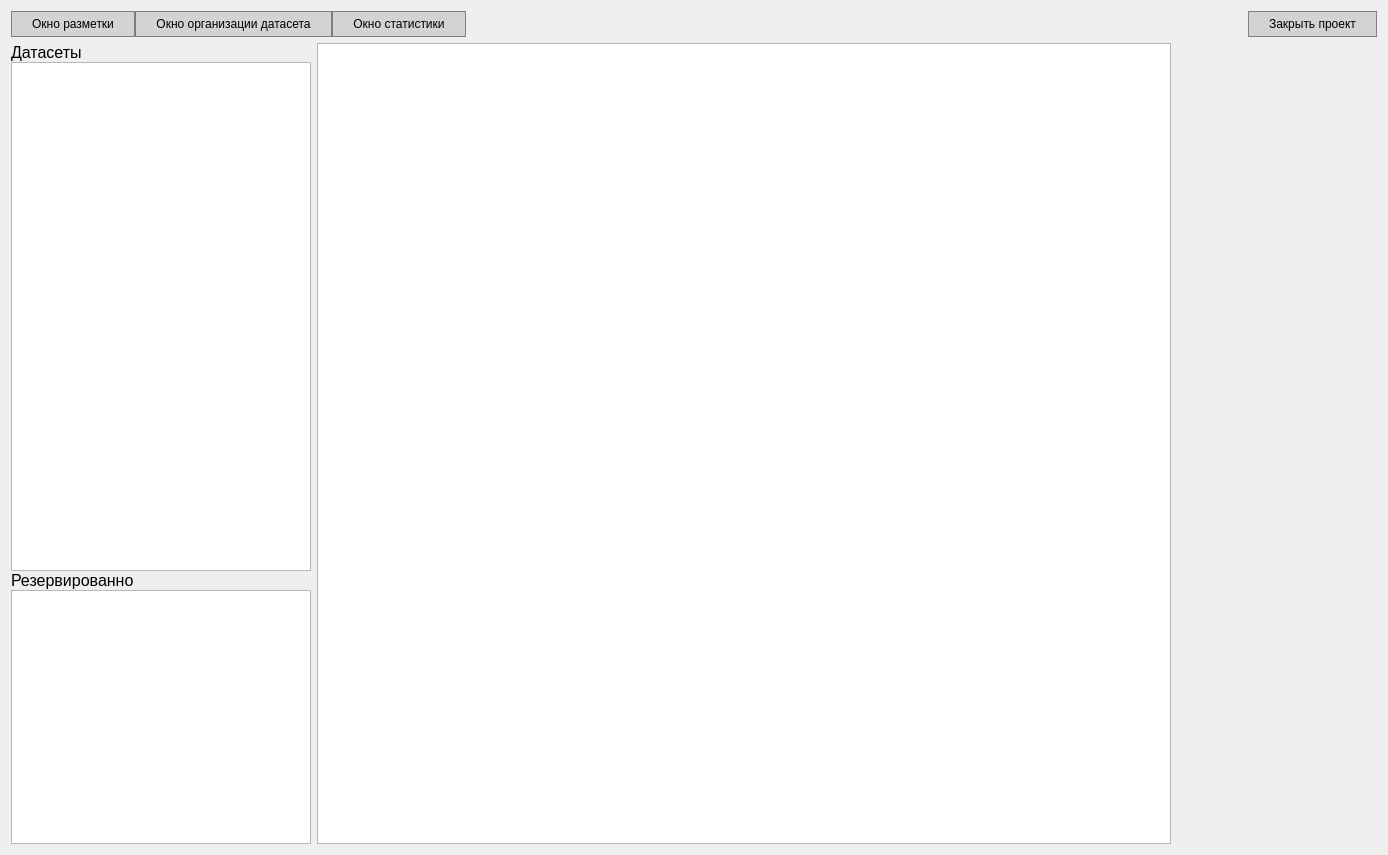
ivansoya/neural-master, file desktop_app/design/dataset_page.ui: the form before one commit.
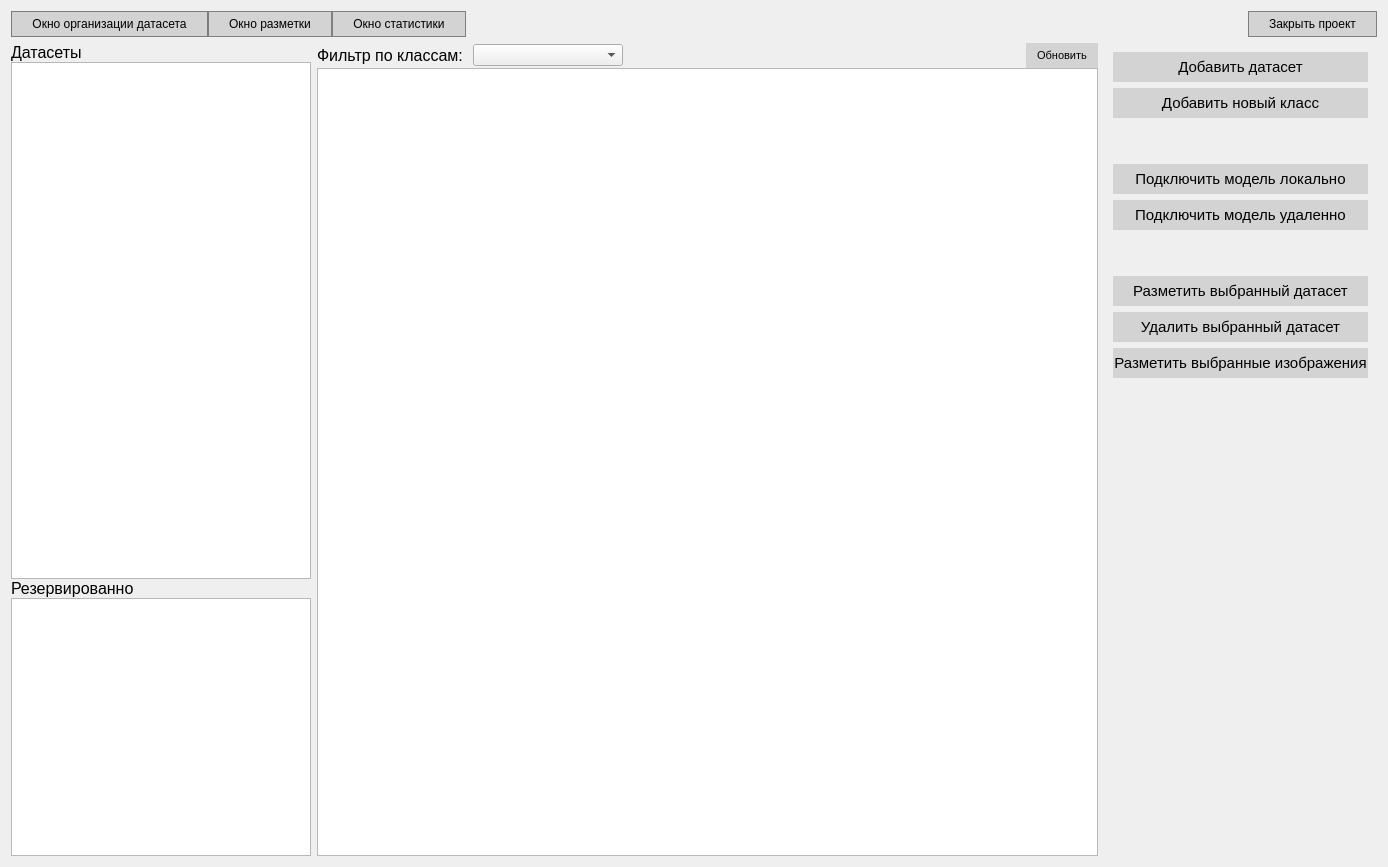
The form after the commit.

The edit to the form file:
```diff
--- a/desktop_app/design/dataset_page.ui
+++ b/desktop_app/design/dataset_page.ui
@@ -7,7 +7,7 @@
     <x>0</x>
     <y>0</y>
     <width>1388</width>
-    <height>855</height>
+    <height>867</height>
    </rect>
   </property>
   <property name="windowTitle">
@@ -37,6 +37,26 @@
      <property name="spacing">
       <number>0</number>
      </property>
+     <item>
+      <widget class="QPushButton" name="button_to_datasets_settings">
+       <property name="mouseTracking">
+        <bool>true</bool>
+       </property>
+       <property name="styleSheet">
+        <string notr="true">QPushButton {
+padding: 5px 20px;
+border: 1px solid #7a7b7d;
+}
+
+QPushButton:hover {
+	border: 1px solid #0048ff;
+}</string>
+       </property>
+       <property name="text">
+        <string>Окно организации датасета</string>
+       </property>
+      </widget>
+     </item>
      <item>
       <widget class="QPushButton" name="button_to_annotation_scene">
        <property name="mouseTracking">
@@ -60,26 +80,6 @@
        </property>
       </widget>
      </item>
-     <item>
-      <widget class="QPushButton" name="button_to_datasets_settings">
-       <property name="mouseTracking">
-        <bool>true</bool>
-       </property>
-       <property name="styleSheet">
-        <string notr="true">QPushButton {
-padding: 5px 20px;
-border: 1px solid #7a7b7d;
-}
-
-QPushButton:hover {
-	border: 1px solid #0048ff;
-}</string>
-       </property>
-       <property name="text">
-        <string>Окно организации датасета</string>
-       </property>
-      </widget>
-     </item>
      <item>
       <widget class="QPushButton" name="button_to_statistics">
        <property name="mouseTracking">
@@ -208,21 +208,217 @@
       </widget>
      </item>
      <item>
-      <widget class="QGraphicsView" name="view_gallery">
-       <property name="horizontalScrollBarPolicy">
-        <enum>Qt::ScrollBarAlwaysOff</enum>
+      <layout class="QVBoxLayout" name="verticalLayout_3">
+       <property name="spacing">
+        <number>0</number>
        </property>
-      </widget>
+       <item>
+        <layout class="QHBoxLayout" name="horizontalLayout_2">
+         <property name="spacing">
+          <number>10</number>
+         </property>
+         <item>
+          <widget class="QLabel" name="label_3">
+           <property name="font">
+            <font>
+             <pointsize>12</pointsize>
+            </font>
+           </property>
+           <property name="text">
+            <string>Фильтр по классам:</string>
+           </property>
+          </widget>
+         </item>
+         <item>
+          <widget class="QComboBox" name="combo_class_filter">
+           <property name="minimumSize">
+            <size>
+             <width>150</width>
+             <height>0</height>
+            </size>
+           </property>
+          </widget>
+         </item>
+         <item>
+          <spacer name="horizontalSpacer_2">
+           <property name="orientation">
+            <enum>Qt::Horizontal</enum>
+           </property>
+           <property name="sizeHint" stdset="0">
+            <size>
+             <width>40</width>
+             <height>20</height>
+            </size>
+           </property>
+          </spacer>
+         </item>
+         <item>
+          <widget class="QPushButton" name="button_refresh">
+           <property name="font">
+            <font>
+             <pointsize>8</pointsize>
+            </font>
+           </property>
+           <property name="styleSheet">
+            <string notr="true">QPushButton {
+	padding: 5px 10px
+}</string>
+           </property>
+           <property name="text">
+            <string>Обновить</string>
+           </property>
+          </widget>
+         </item>
+        </layout>
+       </item>
+       <item>
+        <widget class="QGraphicsView" name="view_gallery">
+         <property name="horizontalScrollBarPolicy">
+          <enum>Qt::ScrollBarAlwaysOff</enum>
+         </property>
+        </widget>
+       </item>
+      </layout>
      </item>
      <item>
       <widget class="QWidget" name="verticalWidget" native="true">
        <property name="minimumSize">
         <size>
-         <width>200</width>
+         <width>260</width>
          <height>0</height>
         </size>
        </property>
-       <layout class="QVBoxLayout" name="verticalLayout"/>
+       <layout class="QVBoxLayout" name="verticalLayout">
+        <item>
+         <widget class="QPushButton" name="button_add_dataset">
+          <property name="font">
+           <font>
+            <pointsize>11</pointsize>
+           </font>
+          </property>
+          <property name="text">
+           <string>Добавить датасет</string>
+          </property>
+         </widget>
+        </item>
+        <item>
+         <widget class="QPushButton" name="button_add_class">
+          <property name="font">
+           <font>
+            <pointsize>11</pointsize>
+           </font>
+          </property>
+          <property name="text">
+           <string>Добавить новый класс</string>
+          </property>
+         </widget>
+        </item>
+        <item>
+         <spacer name="verticalSpacer">
+          <property name="orientation">
+           <enum>Qt::Vertical</enum>
+          </property>
+          <property name="sizeType">
+           <enum>QSizePolicy::Maximum</enum>
+          </property>
+          <property name="sizeHint" stdset="0">
+           <size>
+            <width>20</width>
+            <height>40</height>
+           </size>
+          </property>
+         </spacer>
+        </item>
+        <item>
+         <widget class="QPushButton" name="button_set_model_local">
+          <property name="font">
+           <font>
+            <pointsize>11</pointsize>
+           </font>
+          </property>
+          <property name="text">
+           <string>Подключить модель локально</string>
+          </property>
+         </widget>
+        </item>
+        <item>
+         <widget class="QPushButton" name="button_set_model_remote">
+          <property name="font">
+           <font>
+            <pointsize>11</pointsize>
+           </font>
+          </property>
+          <property name="text">
+           <string>Подключить модель удаленно</string>
+          </property>
+         </widget>
+        </item>
+        <item>
+         <spacer name="verticalSpacer_2">
+          <property name="orientation">
+           <enum>Qt::Vertical</enum>
+          </property>
+          <property name="sizeType">
+           <enum>QSizePolicy::Maximum</enum>
+          </property>
+          <property name="sizeHint" stdset="0">
+           <size>
+            <width>20</width>
+            <height>40</height>
+           </size>
+          </property>
+         </spacer>
+        </item>
+        <item>
+         <widget class="QPushButton" name="button_dataset_to_annotation">
+          <property name="font">
+           <font>
+            <pointsize>11</pointsize>
+           </font>
+          </property>
+          <property name="text">
+           <string>Разметить выбранный датасет</string>
+          </property>
+         </widget>
+        </item>
+        <item>
+         <widget class="QPushButton" name="button_delete_dataset">
+          <property name="font">
+           <font>
+            <pointsize>11</pointsize>
+           </font>
+          </property>
+          <property name="text">
+           <string>Удалить выбранный датасет</string>
+          </property>
+         </widget>
+        </item>
+        <item>
+         <widget class="QPushButton" name="button_selected_to_annotate">
+          <property name="font">
+           <font>
+            <pointsize>11</pointsize>
+           </font>
+          </property>
+          <property name="text">
+           <string>Разметить выбранные изображения</string>
+          </property>
+         </widget>
+        </item>
+        <item>
+         <spacer name="verticalSpacer_3">
+          <property name="orientation">
+           <enum>Qt::Vertical</enum>
+          </property>
+          <property name="sizeHint" stdset="0">
+           <size>
+            <width>20</width>
+            <height>40</height>
+           </size>
+          </property>
+         </spacer>
+        </item>
+       </layout>
       </widget>
      </item>
     </layout>
```
